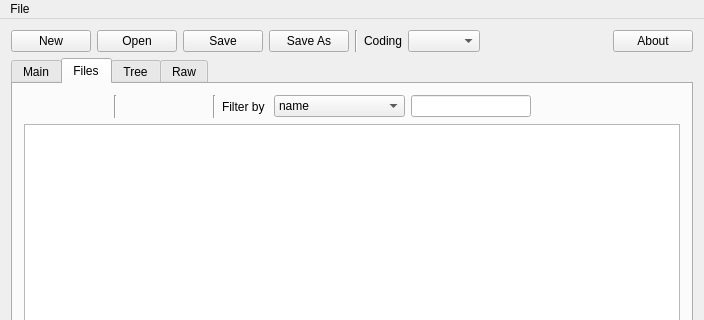
The window that mainwindow.ui (torrent-file-editor/torrent-file-editor) describes before a commit, drawn with Qt 5; both pictures show x 0 to 704 and y 0 to 320 of the 704 by 533 pixel window.
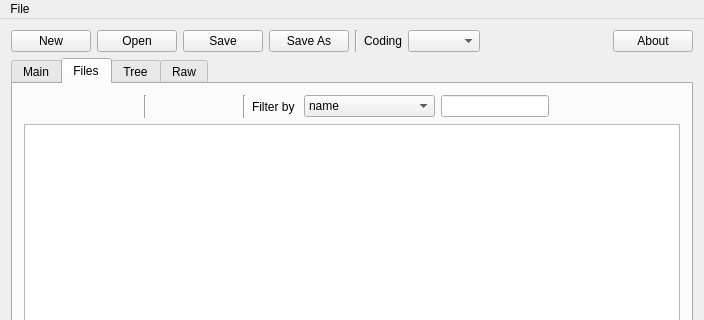
The same window after the commit. The open tabs and pages were chosen to show the change. Icons and pictures are not drawn. Custom widgets are drawn as their Qt base class.

Commit message: Add reload files button

What changed in the file:
```diff
--- a/mainwindow.ui
+++ b/mainwindow.ui
@@ -395,6 +395,22 @@
             </property>
            </widget>
           </item>
+          <item>
+           <widget class="QToolButton" name="btnReloadFiles">
+            <property name="focusPolicy">
+             <enum>Qt::NoFocus</enum>
+            </property>
+            <property name="toolTip">
+             <string>Reload files list from current torrent data</string>
+            </property>
+            <property name="text">
+             <string/>
+            </property>
+            <property name="autoRaise">
+             <bool>true</bool>
+            </property>
+           </widget>
+          </item>
           <item>
            <widget class="Line" name="line">
             <property name="orientation">
```
Left out of the diff: 53 changed lines with no effect on the pictures. The commit also changes 4 other files.
